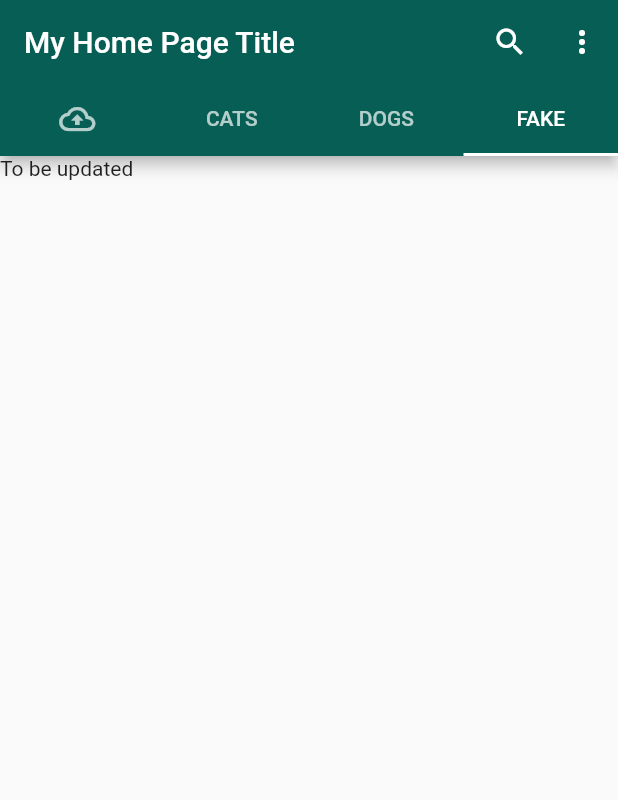
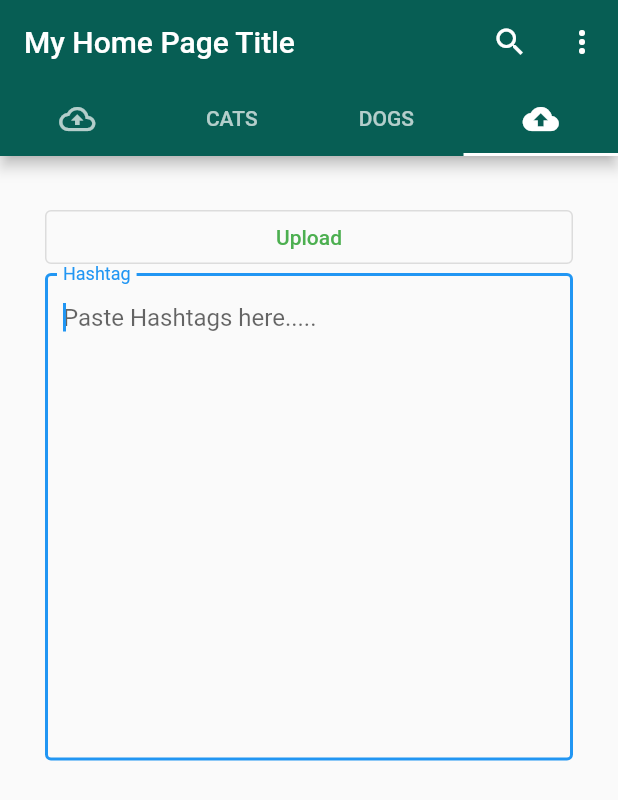
Before and after one commit to japsimrans13/whatsappClone, a Flutter app: the screen it shows after launch, tab 4 chosen, on a phone screen of 412 x 824 dp. Shown: the top 800 px of the screen. Run offline on Flutter 3.47's test engine with Material 2 defaults, Android fonts, the phone set to English and light mode, and no system bars.

Commit message:
Added Hashtag Upload page and configured api post request

```diff
--- a/lib/pages/HomePage.dart
+++ b/lib/pages/HomePage.dart
@@ -1,6 +1,7 @@
 import 'package:flutter/material.dart';
 import 'package:flutter_whatsapp_clone/pages/ChatPage.dart';
-import 'package:flutter_whatsapp_clone/pages/Upload.dart';
+import 'package:flutter_whatsapp_clone/pages/UploadCaption.dart';
+import 'package:flutter_whatsapp_clone/pages/UploadHashtag.dart';
 
 class HomePage extends StatefulWidget {
   HomePage({Key key, this.title}) : super(key: key);
@@ -18,7 +19,7 @@ class _HomePageState extends State<HomePage>
     // Later call this as a list adn fetch these titles from server.
     Tab(text: 'CATS'),
     Tab(text: 'DOGS'),
-    Tab(text: 'FAKE'),
+    Tab(icon: Icon(Icons.cloud_upload)),
   ];
 
   @override
@@ -59,7 +60,7 @@ class _HomePageState extends State<HomePage>
           UploadCaption(),
           ChartPage(),
           Text('To be updated'),
-          Text('To be updated'),
+          UploadHashtag(),
         ],
       ),
     );
--- a/lib/pages/Upload.dart
+++ b/lib/pages/UploadCaption.dart
@@ -1,4 +1,5 @@
 import 'package:flutter/material.dart';
+import 'package:http/http.dart' as http;
 
 class UploadCaption extends StatefulWidget {
   @override
@@ -8,6 +9,8 @@ class UploadCaption extends StatefulWidget {
 class _UploadCaptionState extends State<UploadCaption> {
   final captionuploadcontroller = TextEditingController();
 
+  var captionUploadUrl = 'https://instagramjap.herokuapp.com/api/caption/add/';
+
   @override
   Widget build(BuildContext context) {
     return Container(
@@ -15,6 +18,15 @@ class _UploadCaptionState extends State<UploadCaption> {
       child: ListView(
         padding: EdgeInsets.all(20.0),
         children: [
+          OutlinedButton(
+              style: TextButton.styleFrom(primary: Colors.green),
+              onPressed: () async {
+                print('The data is ${captionuploadcontroller.text}');
+                var response = await http.post(captionUploadUrl,body: {"caption": captionuploadcontroller.text});
+                // var response = await http.get(captionUploadUrl);
+                print('Response is ${response.statusCode}');
+              },
+              child: Text('Upload')),
           TextField(
             controller: captionuploadcontroller,
             autofocus: true,
@@ -24,13 +36,9 @@ class _UploadCaptionState extends State<UploadCaption> {
                 border: OutlineInputBorder()
                 // disabledBorder:
                 ),
-            // minLines: 10,
+            // minLines: 5,
             maxLines: 15,
           ),
-          OutlinedButton(
-              style: TextButton.styleFrom(primary: Colors.green),
-              onPressed: () {},
-              child: Text('Upload'))
         ],
       ),
     );
--- /dev/null
+++ b/lib/pages/UploadHashtag.dart
@@ -0,0 +1,51 @@
+import 'package:flutter/material.dart';
+import 'package:http/http.dart' as http;
+
+class UploadHashtag extends StatefulWidget {
+  UploadHashtag({Key key}) : super(key: key);
+
+  @override
+  _UploadHashtagState createState() => _UploadHashtagState();
+}
+
+class _UploadHashtagState extends State<UploadHashtag> {
+
+  final hashtagUpload = TextEditingController();
+  var hashtagUploadUrl = 'https://instagramjap.herokuapp.com/api/hashtag/add/';
+
+
+
+  @override
+  Widget build(BuildContext context) {
+    return Container(
+      margin: EdgeInsets.all(10.0),
+      child: ListView(
+        padding: EdgeInsets.all(20.0),
+        children: [
+          // disable the button if text area is empty.
+          OutlinedButton(
+              style: TextButton.styleFrom(primary: Colors.green),
+              onPressed: () async {
+                print('The data is ${hashtagUpload.text}');
+                var response = await http.post(hashtagUploadUrl, body: {"hashtag": hashtagUpload.text});
+                // var response = await http.get(captionUploadUrl);
+                print('Response is ${response.statusCode}');
+              },
+              child: Text('Upload')),
+          TextField(
+            controller: hashtagUpload,
+            autofocus: true,
+            decoration: InputDecoration(
+                labelText: 'Hashtag',
+                hintText: 'Paste Hashtags here.....',
+                border: OutlineInputBorder()
+                // disabledBorder:
+                ),
+            // minLines: 5,
+            maxLines: 15,
+          ),
+        ],
+      ),
+    );
+  }
+}
--- a/pubspec.yaml
+++ b/pubspec.yaml
@@ -24,10 +24,10 @@ dependencies:
   flutter:
     sdk: flutter
 
-
   # The following adds the Cupertino Icons font to your application.
   # Use with the CupertinoIcons class for iOS style icons.
   cupertino_icons: ^1.0.2
+  http: ^0.12.2
 
 dev_dependencies:
   flutter_test:
```
Also changed, not shown: pubspec.lock, 1 other file.
